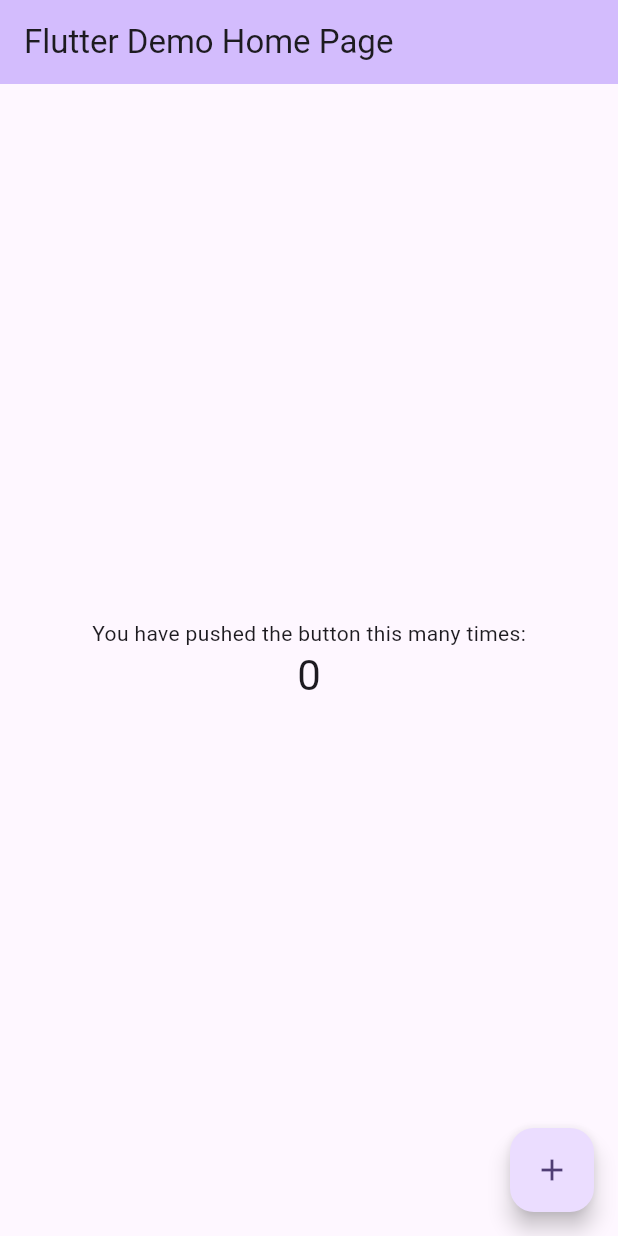
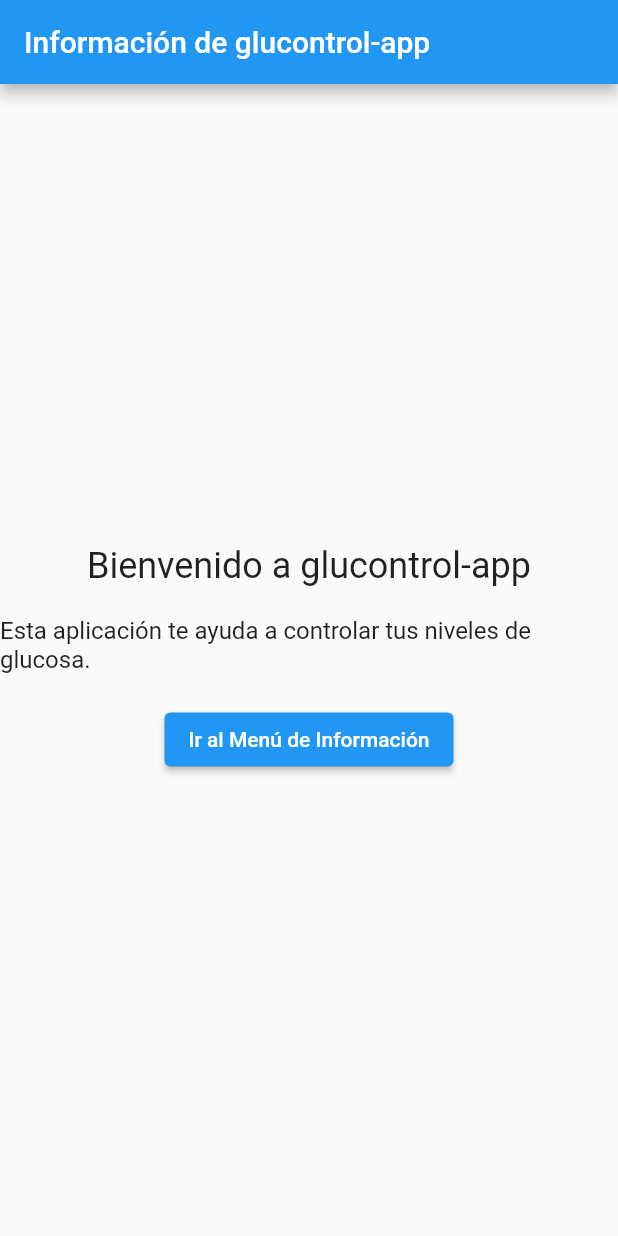
Before and after one commit to Singularity-MX/SEGURITL-FLUTTER, a Flutter app: the screen it shows after launch, on a phone screen of 412 x 824 dp. Run offline on Flutter 3.47's test engine with Material 2 defaults, Android fonts, the phone set to English and light mode, and no system bars.

Commit message:
estructura inicial del modulo, pantalla de info e info menu, sin estilo, solo elementos

```diff
--- a/lib/main.dart
+++ b/lib/main.dart
@@ -1,125 +1,19 @@
 import 'package:flutter/material.dart';
+import 'views/Module_1/info_screen.dart';
 
 void main() {
-  runApp(const MyApp());
+  runApp(MyApp());
 }
 
 class MyApp extends StatelessWidget {
-  const MyApp({super.key});
-
-  // This widget is the root of your application.
   @override
   Widget build(BuildContext context) {
     return MaterialApp(
-      title: 'Flutter Demo',
-      theme: ThemeData(
-        // This is the theme of your application.
-        //
-        // TRY THIS: Try running your application with "flutter run". You'll see
-        // the application has a blue toolbar. Then, without quitting the app,
-        // try changing the seedColor in the colorScheme below to Colors.green
-        // and then invoke "hot reload" (save your changes or press the "hot
-        // reload" button in a Flutter-supported IDE, or press "r" if you used
-        // the command line to start the app).
-        //
-        // Notice that the counter didn't reset back to zero; the application
-        // state is not lost during the reload. To reset the state, use hot
-        // restart instead.
-        //
-        // This works for code too, not just values: Most code changes can be
-        // tested with just a hot reload.
-        colorScheme: ColorScheme.fromSeed(seedColor: Colors.deepPurple),
-        useMaterial3: true,
-      ),
-      home: const MyHomePage(title: 'Flutter Demo Home Page'),
+      title: 'glucontrol-app',
+      initialRoute: '/info', // Ruta inicial
+      routes: {
+        '/info': (context) => InfoScreen(), // Ruta para la pantalla de información
+      },
     );
   }
 }
-
-class MyHomePage extends StatefulWidget {
-  const MyHomePage({super.key, required this.title});
-
-  // This widget is the home page of your application. It is stateful, meaning
-  // that it has a State object (defined below) that contains fields that affect
-  // how it looks.
-
-  // This class is the configuration for the state. It holds the values (in this
-  // case the title) provided by the parent (in this case the App widget) and
-  // used by the build method of the State. Fields in a Widget subclass are
-  // always marked "final".
-
-  final String title;
-
-  @override
-  State<MyHomePage> createState() => _MyHomePageState();
-}
-
-class _MyHomePageState extends State<MyHomePage> {
-  int _counter = 0;
-
-  void _incrementCounter() {
-    setState(() {
-      // This call to setState tells the Flutter framework that something has
-      // changed in this State, which causes it to rerun the build method below
-      // so that the display can reflect the updated values. If we changed
-      // _counter without calling setState(), then the build method would not be
-      // called again, and so nothing would appear to happen.
-      _counter++;
-    });
-  }
-
-  @override
-  Widget build(BuildContext context) {
-    // This method is rerun every time setState is called, for instance as done
-    // by the _incrementCounter method above.
-    //
-    // The Flutter framework has been optimized to make rerunning build methods
-    // fast, so that you can just rebuild anything that needs updating rather
-    // than having to individually change instances of widgets.
-    return Scaffold(
-      appBar: AppBar(
-        // TRY THIS: Try changing the color here to a specific color (to
-        // Colors.amber, perhaps?) and trigger a hot reload to see the AppBar
-        // change color while the other colors stay the same.
-        backgroundColor: Theme.of(context).colorScheme.inversePrimary,
-        // Here we take the value from the MyHomePage object that was created by
-        // the App.build method, and use it to set our appbar title.
-        title: Text(widget.title),
-      ),
-      body: Center(
-        // Center is a layout widget. It takes a single child and positions it
-        // in the middle of the parent.
-        child: Column(
-          // Column is also a layout widget. It takes a list of children and
-          // arranges them vertically. By default, it sizes itself to fit its
-          // children horizontally, and tries to be as tall as its parent.
-          //
-          // Column has various properties to control how it sizes itself and
-          // how it positions its children. Here we use mainAxisAlignment to
-          // center the children vertically; the main axis here is the vertical
-          // axis because Columns are vertical (the cross axis would be
-          // horizontal).
-          //
-          // TRY THIS: Invoke "debug painting" (choose the "Toggle Debug Paint"
-          // action in the IDE, or press "p" in the console), to see the
-          // wireframe for each widget.
-          mainAxisAlignment: MainAxisAlignment.center,
-          children: <Widget>[
-            const Text(
-              'You have pushed the button this many times:',
-            ),
-            Text(
-              '$_counter',
-              style: Theme.of(context).textTheme.headlineMedium,
-            ),
-          ],
-        ),
-      ),
-      floatingActionButton: FloatingActionButton(
-        onPressed: _incrementCounter,
-        tooltip: 'Increment',
-        child: const Icon(Icons.add),
-      ), // This trailing comma makes auto-formatting nicer for build methods.
-    );
-  }
-}
--- /dev/null
+++ b/lib/views/Module_1/info_screen.dart
@@ -0,0 +1,40 @@
+import 'package:flutter/material.dart';
+import 'info_menu.dart'; // Importa la página InfoMenu
+
+class InfoScreen extends StatelessWidget {
+  @override
+  Widget build(BuildContext context) {
+    return Scaffold(
+      appBar: AppBar(
+        title: Text('Información de glucontrol-app'),
+      ),
+      body: Center(
+        child: Column(
+          mainAxisAlignment: MainAxisAlignment.center,
+          children: <Widget>[
+            Text(
+              'Bienvenido a glucontrol-app',
+              style: TextStyle(fontSize: 24),
+            ),
+            SizedBox(height: 20),
+            Text(
+              'Esta aplicación te ayuda a controlar tus niveles de glucosa.',
+              style: TextStyle(fontSize: 16),
+            ),
+            SizedBox(height: 20),
+            ElevatedButton(
+              onPressed: () {
+                // Navegar a la página InfoMenu
+                Navigator.push(
+                  context,
+                  MaterialPageRoute(builder: (context) => InfoMenu()),
+                );
+              },
+              child: Text('Ir al Menú de Información'),
+            ),
+          ],
+        ),
+      ),
+    );
+  }
+}
```
Also changed, not shown: lib/views/Module_1/info_menu.dart (added, +36 -0 lines), lib/views/Module_1/registro_screen.dart (added, +123 -0 lines), 1 other file.
